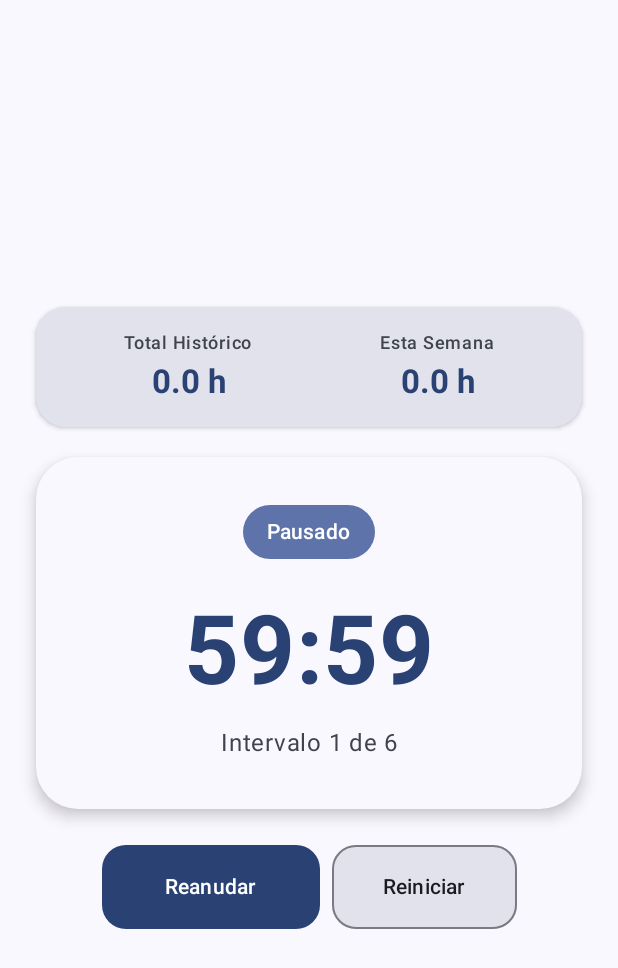
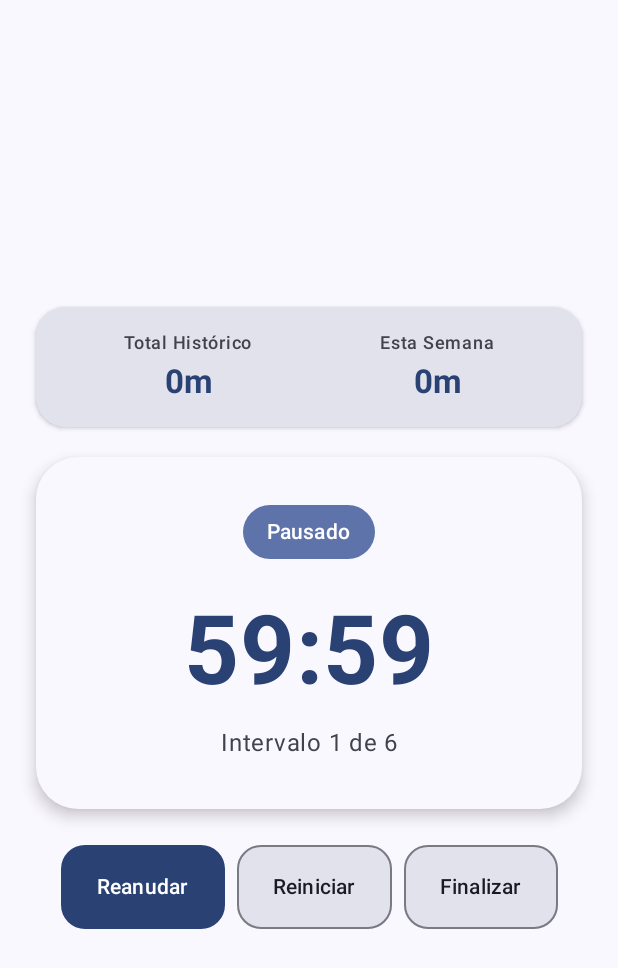
Before and after one commit to DanielCulpian/CascadeStudy, an Android app built with Jetpack Compose: the screen it shows after launch (MainActivity), after a tap on "Pausar", on a phone screen of 412 x 824 dp. Shown: the top 968 px of the screen. Run offline under Robolectric (Android 15) with nearby library versions, the light colour scheme and no system bars; our stand-ins replace Room's generated code; 2 other taps on this screen came first.

Commit message:
Added a UI button to allow user to finish the study session wherever he/she want.

```diff
--- a/app/src/main/java/com/example/cascadestudy/MainActivity.kt
+++ b/app/src/main/java/com/example/cascadestudy/MainActivity.kt
@@ -85,7 +85,11 @@ class MainActivity : ComponentActivity() {
                             onStart = viewModel::start,
                             onPause = viewModel::pause,
                             onResume = viewModel::resume,
-                            onReset = viewModel::reset
+                            onReset = viewModel::reset,
+                            onFinishEarly = {
+                                viewModel.finishSessionEarly()
+                                currentScreen = AppScreen.SESSION_SELECTION
+                            }
                         )
                     }
                 }
--- a/app/src/main/java/com/example/cascadestudy/presentation/timer/TimerScreen.kt
+++ b/app/src/main/java/com/example/cascadestudy/presentation/timer/TimerScreen.kt
@@ -1,6 +1,5 @@
 package com.example.cascadestudy.presentation.timer
 
-// UI and Compose imports
 import androidx.compose.foundation.background
 import androidx.compose.foundation.layout.Arrangement
 import androidx.compose.foundation.layout.Column
@@ -10,7 +9,6 @@ import androidx.compose.foundation.layout.fillMaxSize
 import androidx.compose.foundation.layout.fillMaxWidth
 import androidx.compose.foundation.layout.height
 import androidx.compose.foundation.layout.padding
-import androidx.compose.foundation.layout.width
 import androidx.compose.foundation.shape.RoundedCornerShape
 import androidx.compose.material3.Button
 import androidx.compose.material3.ButtonDefaults
@@ -27,11 +25,8 @@ import androidx.compose.ui.text.font.FontWeight
 import androidx.compose.ui.text.style.TextAlign
 import androidx.compose.ui.unit.dp
 import androidx.compose.ui.unit.sp
-
-// Domain imports
 import com.example.cascadestudy.domain.TimerState
 
-// Returns the localized label corresponding to the current timer state
 private fun stateText(state: TimerState): String {
     return when (state) {
         TimerState.IDLE -> "Listo"
@@ -42,7 +37,6 @@ private fun stateText(state: TimerState): String {
     }
 }
 
-// Formats total seconds into MM:SS display format
 private fun formatTime(totalSeconds: Long): String {
     val minutes = totalSeconds / 60
     val seconds = totalSeconds % 60
@@ -50,16 +44,29 @@ private fun formatTime(totalSeconds: Long): String {
     return "%02d:%02d".format(minutes, seconds)
 }
 
-// Main Composable screen for displaying timer state, statistics, and control actions
+private fun formatDisplayTime(hours: Float): String {
+    val totalSeconds = (hours * 3600f).toLong()
+    if (totalSeconds <= 0L) return "0m"
+
+    val h = totalSeconds / 3600
+    val m = (totalSeconds % 3600) / 60
+
+    return if (h > 0) {
+        if (m > 0) "${h}h ${m}m" else "${h}h"
+    } else {
+        "${m}m"
+    }
+}
+
 @Composable
 fun TimerScreen(
     uiState: TimerUiState,
     onStart: () -> Unit,
     onPause: () -> Unit,
     onResume: () -> Unit,
-    onReset: () -> Unit
+    onReset: () -> Unit,
+    onFinishEarly: () -> Unit
 ) {
-    // Outer layout container centered vertically and horizontally
     Column(
         modifier = Modifier
             .fillMaxSize()
@@ -70,7 +77,6 @@ fun TimerScreen(
         horizontalAlignment = Alignment.CenterHorizontally,
         verticalArrangement = Arrangement.Center
     ) {
-        // Statistics Card displaying historical and weekly study hours
         Card(
             modifier = Modifier.fillMaxWidth(),
             colors = CardDefaults.cardColors(
@@ -100,7 +106,7 @@ fun TimerScreen(
                         modifier = Modifier.height(4.dp)
                     )
                     Text(
-                        text = "%.1f h".format(uiState.totalHistoricalHours),
+                        text = formatDisplayTime(uiState.totalHistoricalHours),
                         style = MaterialTheme.typography.titleLarge,
                         fontWeight = FontWeight.Bold,
                         color = MaterialTheme.colorScheme.primary
@@ -119,7 +125,7 @@ fun TimerScreen(
                         modifier = Modifier.height(4.dp)
                     )
                     Text(
-                        text = "%.1f h".format(uiState.weeklyHours),
+                        text = formatDisplayTime(uiState.weeklyHours),
                         style = MaterialTheme.typography.titleLarge,
                         fontWeight = FontWeight.Bold,
                         color = MaterialTheme.colorScheme.primary
@@ -132,7 +138,6 @@ fun TimerScreen(
             modifier = Modifier.height(20.dp)
         )
 
-        // Card wrapper displaying current status, time remaining, and interval info
         Card(
             modifier = Modifier.fillMaxWidth(),
             colors = CardDefaults.cardColors(
@@ -152,7 +157,6 @@ fun TimerScreen(
                     ),
                 horizontalAlignment = Alignment.CenterHorizontally
             ) {
-                // Status badge indicating the current state
                 Surface(
                     shape = RoundedCornerShape(50),
                     color = MaterialTheme.colorScheme.primaryContainer
@@ -172,7 +176,6 @@ fun TimerScreen(
                     modifier = Modifier.height(24.dp)
                 )
 
-                // Main timer clock display
                 Text(
                     text = formatTime(uiState.remainingSeconds),
                     modifier = Modifier.fillMaxWidth(),
@@ -186,7 +189,6 @@ fun TimerScreen(
                     modifier = Modifier.height(12.dp)
                 )
 
-                // Current interval progress indicator
                 Text(
                     text = "Intervalo ${uiState.currentIntervalIndex + 1} de ${uiState.totalIntervals}",
                     modifier = Modifier.fillMaxWidth(),
@@ -200,14 +202,12 @@ fun TimerScreen(
             modifier = Modifier.height(24.dp)
         )
 
-        // Row containing action buttons depending on the current timer state
         Row(
             modifier = Modifier
                 .fillMaxWidth()
                 .height(56.dp),
             horizontalArrangement = Arrangement.Center
         ) {
-            // Start button shown when timer is in IDLE state
             if (uiState.state == TimerState.IDLE) {
                 Button(
                     onClick = onStart,
@@ -220,14 +220,12 @@ fun TimerScreen(
                 }
             }
 
-            // Pause button shown during active STUDYING or RESTING states
             if (uiState.state == TimerState.STUDYING ||
                 uiState.state == TimerState.RESTING
             ) {
                 Button(
                     onClick = onPause,
                     modifier = Modifier
-                        .fillMaxWidth(0.6f)
                         .height(56.dp),
                     shape = RoundedCornerShape(16.dp)
                 ) {
@@ -235,13 +233,10 @@ fun TimerScreen(
                 }
             }
 
-            // Resume button shown when timer is PAUSED
             if (uiState.state == TimerState.PAUSED) {
                 Button(
                     onClick = onResume,
                     modifier = Modifier
-                        .fillMaxWidth(0.4f)
-                        .width(30.dp)
                         .height(56.dp),
                     shape = RoundedCornerShape(16.dp)
                 ) {
@@ -249,7 +244,6 @@ fun TimerScreen(
                 }
             }
 
-            // Reset button shown when timer is PAUSED or FINISHED
             if (uiState.state == TimerState.PAUSED ||
                 uiState.state == TimerState.FINISHED
             ) {
@@ -259,12 +253,8 @@ fun TimerScreen(
                         containerColor = MaterialTheme.colorScheme.surfaceVariant
                     ),
                     modifier = Modifier
-                        .fillMaxWidth(0.6f)
-                        .width(30.dp)
                         .height(56.dp)
-                        .padding(
-                            start = 8.dp
-                        ),
+                        .padding(start = 8.dp),
                     shape = RoundedCornerShape(16.dp),
                 ) {
                     Text(
@@ -273,6 +263,27 @@ fun TimerScreen(
                     )
                 }
             }
+
+            if (uiState.state == TimerState.STUDYING ||
+                uiState.state == TimerState.RESTING ||
+                uiState.state == TimerState.PAUSED
+            ) {
+                OutlinedButton(
+                    onClick = onFinishEarly,
+                    colors = ButtonDefaults.outlinedButtonColors(
+                        containerColor = MaterialTheme.colorScheme.surfaceVariant
+                    ),
+                    modifier = Modifier
+                        .height(56.dp)
+                        .padding(start = 8.dp),
+                    shape = RoundedCornerShape(16.dp),
+                ) {
+                    Text(
+                        "Finalizar",
+                        color = MaterialTheme.colorScheme.onSurface
+                    )
+                }
+            }
         }
     }
 }
```
